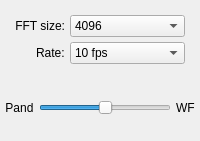
First picture: the form in qtgui/dockfft.ui, repository gqrx-sdr/gqrx, before the edit.
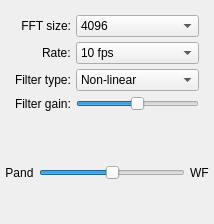
Second picture: the form after the edit. Icons and pictures are not drawn.

```diff
--- a/qtgui/dockfft.ui
+++ b/qtgui/dockfft.ui
@@ -6,8 +6,8 @@
    <rect>
     <x>0</x>
     <y>0</y>
-    <width>200</width>
-    <height>141</height>
+    <width>214</width>
+    <height>224</height>
    </rect>
   </property>
   <property name="windowIcon">
@@ -63,6 +63,12 @@
         <property name="enabled">
          <bool>true</bool>
         </property>
+        <property name="sizePolicy">
+         <sizepolicy hsizetype="Preferred" vsizetype="Preferred">
+          <horstretch>0</horstretch>
+          <verstretch>0</verstretch>
+         </sizepolicy>
+        </property>
         <property name="toolTip">
          <string>Number of FFT points to calculate. Higher values will require more CPU time. This will not influence the number of points on the display since that parameter is adjusted automatically according to the display size.</string>
         </property>
@@ -131,6 +137,15 @@
       </item>
       <item row="1" column="1">
        <widget class="QComboBox" name="fftRateComboBox">
+        <property name="sizePolicy">
+         <sizepolicy hsizetype="Preferred" vsizetype="Preferred">
+          <horstretch>0</horstretch>
+          <verstretch>0</verstretch>
+         </sizepolicy>
+        </property>
+        <property name="toolTip">
+         <string>FFT refresh rate.</string>
+        </property>
         <property name="currentIndex">
          <number>5</number>
         </property>
@@ -176,6 +191,69 @@
         </item>
        </widget>
       </item>
+      <item row="2" column="0">
+       <widget class="QLabel" name="fftFilterTypeLabel">
+        <property name="text">
+         <string>Filter type:</string>
+        </property>
+       </widget>
+      </item>
+      <item row="2" column="1">
+       <widget class="QComboBox" name="fftFilterTypeCombo">
+        <property name="sizePolicy">
+         <sizepolicy hsizetype="Preferred" vsizetype="Preferred">
+          <horstretch>0</horstretch>
+          <verstretch>0</verstretch>
+         </sizepolicy>
+        </property>
+        <property name="toolTip">
+         <string>FIXME: Add tooltip</string>
+        </property>
+        <item>
+         <property name="text">
+          <string>Non-linear</string>
+         </property>
+        </item>
+        <item>
+         <property name="text">
+          <string>Linear gain</string>
+         </property>
+        </item>
+        <item>
+         <property name="text">
+          <string>Fixed gain</string>
+         </property>
+        </item>
+        <item>
+         <property name="text">
+          <string>None</string>
+         </property>
+        </item>
+       </widget>
+      </item>
+      <item row="3" column="0">
+       <widget class="QLabel" name="fftFilterGainLabel">
+        <property name="text">
+         <string>Filter gain:</string>
+        </property>
+       </widget>
+      </item>
+      <item row="3" column="1">
+       <widget class="QSlider" name="fftFilterGainSlider">
+        <property name="toolTip">
+         <string>FIXME: Add tooltip</string>
+        </property>
+        <property name="maximum">
+         <number>100</number>
+        </property>
+        <property name="value">
+         <number>50</number>
+        </property>
+        <property name="orientation">
+         <enum>Qt::Horizontal</enum>
+        </property>
+       </widget>
+      </item>
      </layout>
     </item>
     <item>
```
Left out of the diff: 5 changed lines with no effect on the pictures.
